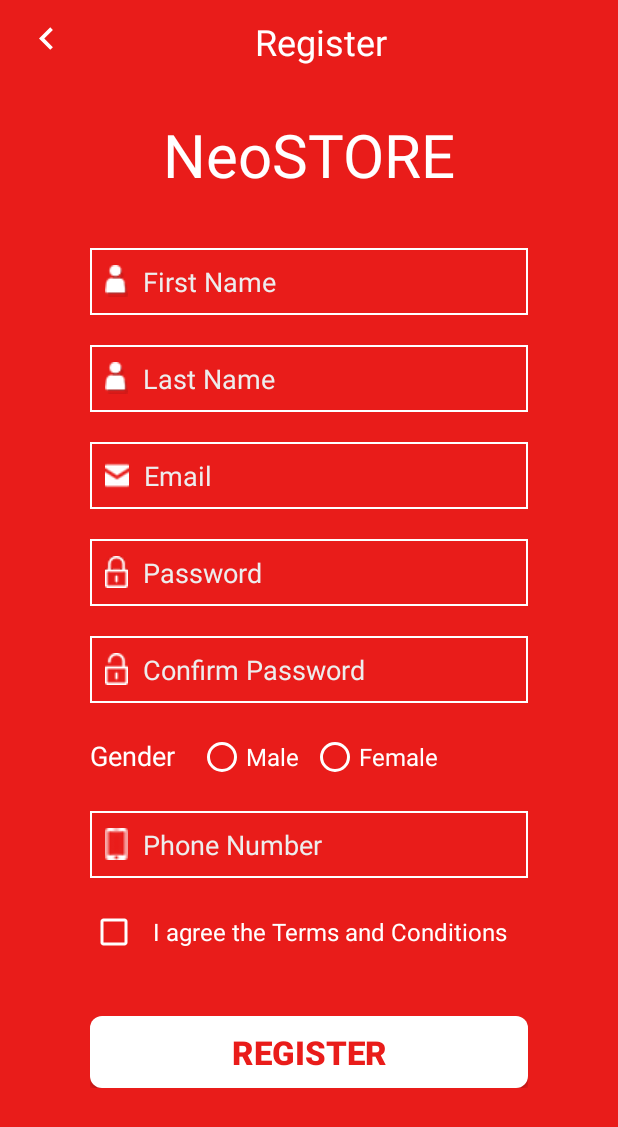
After one commit to JyotiAvhad/Android-Kotlin-Projects, an Android app: the RegisterActivity screen opened directly, with no data from a screen before it, on a phone screen of 412 x 824 dp. The commit adds this screen. Shown: the top 1127 px of the screen. Run offline under Robolectric (Android 15) with nearby library versions, the phone set to English and light mode, and no system bars.

Commit message:
Implementing Register Activity with ScrollView & Custom Toolbar

```diff
--- a/NeoStore/app/src/main/java/com/example/neostore/LoginActivity.kt
+++ b/NeoStore/app/src/main/java/com/example/neostore/LoginActivity.kt
@@ -18,5 +18,12 @@
             startActivity(intent)
         }
 
+        //on add or register new user btn click
+        btn_register_user.setOnClickListener {
+
+            val intent = Intent(this, RegisterActivity::class.java)
+            startActivity(intent)
+        }
+
     }
 }
--- /dev/null
+++ b/NeoStore/app/src/main/java/com/example/neostore/RegisterActivity.kt
@@ -0,0 +1,23 @@
+package com.example.neostore
+
+import android.content.Intent
+import android.os.Bundle
+import androidx.appcompat.app.AppCompatActivity
+import kotlinx.android.synthetic.main.custom_toolbar_register.*
+
+class RegisterActivity : AppCompatActivity() {
+
+    override fun onCreate(savedInstanceState: Bundle?) {
+        super.onCreate(savedInstanceState)
+        setContentView(R.layout.activity_register)
+
+        //on back img view click
+        iv_back_register.setOnClickListener {
+
+            val intent = Intent(this, LoginActivity::class.java)
+            startActivity(intent)
+        }
+
+    }
+
+}
--- /dev/null
+++ b/NeoStore/app/src/main/res/drawable/ic_keyboard_arrow_left.xml
@@ -0,0 +1,5 @@
+<vector android:height="24dp" android:tint="#FFFFFF"
+    android:viewportHeight="24.0" android:viewportWidth="24.0"
+    android:width="24dp" xmlns:android="http://schemas.android.com/apk/res/android">
+    <path android:fillColor="#FF000000" android:pathData="M15.41,16.09l-4.58,-4.59 4.58,-4.59L14,5.5l-6,6 6,6z"/>
+</vector>
--- a/NeoStore/app/src/main/res/layout/activity_login.xml
+++ b/NeoStore/app/src/main/res/layout/activity_login.xml
@@ -34,6 +34,7 @@
                     android:textSize="40dp" />
 
                 <EditText
+                    android:maxLines="1"
                     android:layout_width="match_parent"
                     android:layout_height="wrap_content"
                     android:layout_marginTop="50dp"
@@ -43,9 +44,10 @@
                     android:hint="Username"
                     android:padding="10dp"
                     android:textColor="@color/colorWhite"
-                    android:textColorHint="@color/colorWhite" />
+                    android:textColorHint="@color/colorWhiteLight" />
 
                 <EditText
+                    android:maxLines="1"
                     android:layout_width="match_parent"
                     android:layout_height="wrap_content"
                     android:layout_marginTop="20dp"
@@ -55,7 +57,7 @@
                     android:hint="Password"
                     android:padding="10dp"
                     android:textColor="@color/colorWhite"
-                    android:textColorHint="@color/colorWhite" />
+                    android:textColorHint="@color/colorWhiteLight" />
 
                 <Button
                     android:layout_width="match_parent"
@@ -99,6 +101,7 @@
                 android:textSize="16dp" />
 
             <Button
+                android:id="@+id/btn_register_user"
                 android:layout_weight="1"
                 android:layout_width="30dp"
                 android:layout_height="match_parent"
--- /dev/null
+++ b/NeoStore/app/src/main/res/layout/activity_register.xml
@@ -0,0 +1,180 @@
+<?xml version="1.0" encoding="utf-8"?>
+<RelativeLayout xmlns:android="http://schemas.android.com/apk/res/android"
+    xmlns:tools="http://schemas.android.com/tools"
+    android:layout_width="match_parent"
+    android:layout_height="match_parent"
+    android:background="@color/colorPrimary"
+    tools:context=".RegisterActivity">
+
+    <include
+        android:id="@+id/layout_register_toolbar"
+        layout="@layout/custom_toolbar_register" />
+
+    <ScrollView
+        android:layout_width="wrap_content"
+        android:layout_height="match_parent"
+        android:layout_below="@+id/layout_register_toolbar">
+
+        <RelativeLayout
+            android:layout_width="match_parent"
+            android:layout_height="match_parent"
+            android:layout_marginLeft="40dp"
+            android:layout_marginRight="40dp">
+
+            <RelativeLayout
+                android:layout_width="match_parent"
+                android:layout_height="match_parent"
+                android:layout_margin="20dp">
+
+                <LinearLayout
+                    android:layout_width="match_parent"
+                    android:layout_height="wrap_content"
+                    android:orientation="vertical">
+
+                    <TextView
+                        android:layout_width="match_parent"
+                        android:layout_height="wrap_content"
+                        android:gravity="center"
+                        android:text="NeoSTORE"
+                        android:textColor="@color/colorWhite"
+                        android:textSize="40dp" />
+
+                    <EditText
+                        android:layout_width="match_parent"
+                        android:layout_height="wrap_content"
+                        android:layout_marginTop="35dp"
+                        android:background="@drawable/input_login"
+                        android:drawableLeft="@drawable/username_icon"
+                        android:drawablePadding="10dp"
+                        android:hint="First Name"
+                        android:padding="10dp"
+                        android:textColor="@color/colorWhite"
+                        android:textColorHint="@color/colorWhiteLight" />
+
+                    <EditText
+                        android:layout_width="match_parent"
+                        android:layout_height="wrap_content"
+                        android:layout_marginTop="20dp"
+                        android:background="@drawable/input_login"
+                        android:drawableLeft="@drawable/username_icon"
+                        android:drawablePadding="10dp"
+                        android:hint="Last Name"
+                        android:padding="10dp"
+                        android:textColor="@color/colorWhite"
+                        android:textColorHint="@color/colorWhiteLight" />
+
+                    <EditText
+                        android:layout_width="match_parent"
+                        android:layout_height="wrap_content"
+                        android:layout_marginTop="20dp"
+                        android:background="@drawable/input_login"
+                        android:drawableLeft="@drawable/email_icon"
+                        android:drawablePadding="10dp"
+                        android:hint="Email"
+                        android:padding="10dp"
+                        android:textColor="@color/colorWhite"
+                        android:textColorHint="@color/colorWhiteLight" />
+
+                    <EditText
+                        android:layout_width="match_parent"
+                        android:layout_height="wrap_content"
+                        android:layout_marginTop="20dp"
+                        android:background="@drawable/input_login"
+                        android:drawableLeft="@drawable/password_icon"
+                        android:drawablePadding="10dp"
+                        android:hint="Password"
+                        android:padding="10dp"
+                        android:textColor="@color/colorWhite"
+                        android:textColorHint="@color/colorWhiteLight" />
+
+                    <EditText
+                        android:layout_width="match_parent"
+                        android:layout_height="wrap_content"
+                        android:layout_marginTop="20dp"
+                        android:background="@drawable/input_login"
+                        android:drawableLeft="@drawable/cpassword_icon"
+                        android:drawablePadding="10dp"
+                        android:hint="Confirm Password"
+                        android:padding="10dp"
+                        android:textColor="@color/colorWhite"
+                        android:textColorHint="@color/colorWhiteLight" />
+
+                    <RadioGroup
+                        android:layout_width="match_parent"
+                        android:layout_height="wrap_content"
+                        android:layout_marginTop="20dp"
+                        android:orientation="horizontal">
+
+                        <TextView
+                            android:layout_width="wrap_content"
+                            android:layout_height="wrap_content"
+                            android:text="Gender"
+                            android:textColor="@color/colorWhite"
+                            android:textSize="18dp" />
+
+                        <RadioButton
+                            android:layout_width="wrap_content"
+                            android:layout_height="wrap_content"
+                            android:layout_marginLeft="15dp"
+                            android:buttonTint="@color/colorWhite"
+                            android:text="Male"
+                            android:textColor="@color/colorWhite"
+                            android:textSize="16dp" />
+
+                        <RadioButton
+                            android:layout_width="wrap_content"
+                            android:layout_height="wrap_content"
+                            android:layout_marginLeft="8dp"
+                            android:buttonTint="@color/colorWhite"
+                            android:text="Female"
+                            android:textColor="@color/colorWhite"
+                            android:textSize="16dp" />
+
+                    </RadioGroup>
+
+                    <EditText
+                        android:inputType="phone"
+                        android:layout_width="match_parent"
+                        android:layout_height="wrap_content"
+                        android:layout_marginTop="20dp"
+                        android:background="@drawable/input_login"
+                        android:drawableLeft="@drawable/cellphone"
+                        android:drawablePadding="10dp"
+                        android:hint="Phone Number"
+                        android:padding="10dp"
+                        android:textColor="@color/colorWhite"
+                        android:textColorHint="@color/colorWhiteLight" />
+
+                    <CheckBox
+                        android:id="@+id/tv_login_forget_pwd"
+                        android:layout_width="match_parent"
+                        android:layout_height="wrap_content"
+                        android:layout_marginTop="20dp"
+                        android:buttonTint="@color/colorWhite"
+                        android:clickable="true"
+                        android:gravity="left|center"
+                        android:paddingLeft="10dp"
+                        android:text="I agree the Terms and Conditions"
+                        android:textColor="@color/colorWhite"
+                        android:textSize="16dp" />
+
+                    <Button
+                        android:layout_width="match_parent"
+                        android:layout_height="wrap_content"
+                        android:layout_marginTop="40dp"
+                        android:background="@drawable/button_login"
+                        android:hint="REGISTER"
+                        android:textColorHint="@color/colorPrimary"
+                        android:textSize="22dp"
+                        android:textStyle="bold" />
+
+
+                </LinearLayout>
+
+            </RelativeLayout>
+
+        </RelativeLayout>
+
+    </ScrollView>
+
+</RelativeLayout>
--- /dev/null
+++ b/NeoStore/app/src/main/res/layout/custom_toolbar_register.xml
@@ -0,0 +1,28 @@
+<?xml version="1.0" encoding="utf-8"?>
+<androidx.appcompat.widget.Toolbar xmlns:android="http://schemas.android.com/apk/res/android"
+    android:layout_width="match_parent"
+    android:layout_height="wrap_content"
+    android:background="@color/colorPrimary"
+    android:minHeight="?attr/actionBarSize">
+
+    <RelativeLayout
+        android:layout_width="match_parent"
+        android:layout_height="match_parent">
+
+        <ImageView
+            android:id="@+id/iv_back_register"
+            android:layout_width="30dp"
+            android:layout_height="30dp"
+            android:src="@drawable/ic_keyboard_arrow_left" />
+
+        <TextView
+            android:layout_width="wrap_content"
+            android:layout_height="wrap_content"
+            android:layout_centerInParent="true"
+            android:text="@string/register_activity_name"
+            android:textColor="@color/colorWhite"
+            android:textSize="24dp" />
+
+    </RelativeLayout>
+
+</androidx.appcompat.widget.Toolbar>
--- a/NeoStore/app/src/main/res/values/colors.xml
+++ b/NeoStore/app/src/main/res/values/colors.xml
@@ -5,5 +5,5 @@
     <color name="colorAccent">#fe3f3f</color>
 
     <color name="colorWhite">#FFFFFF</color>
-    <color name="colorRedDark">#9e0100</color>
+    <color name="colorWhiteLight">#EDEDED</color>
 </resources>
--- a/NeoStore/app/src/main/res/values/strings.xml
+++ b/NeoStore/app/src/main/res/values/strings.xml
@@ -1,3 +1,5 @@
 <resources>
     <string name="app_name">NeoStore</string>
+
+    <string name="register_activity_name">Register</string>
 </resources>
```
Also changed, not shown: NeoStore/app/src/main/res/drawable/cellphone.png (added), NeoStore/app/src/main/res/drawable/cpassword_icon.png (added), NeoStore/app/src/main/res/drawable/email_icon.png (added).
